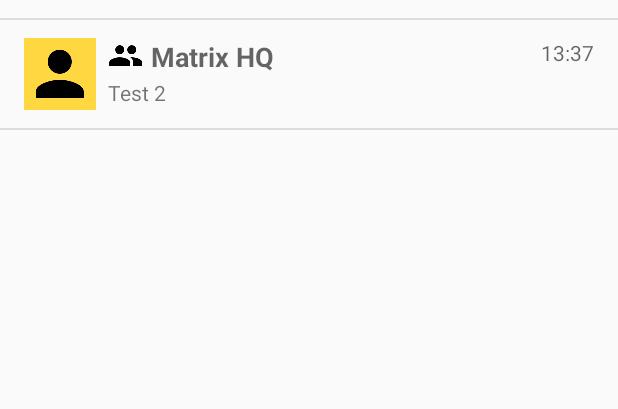
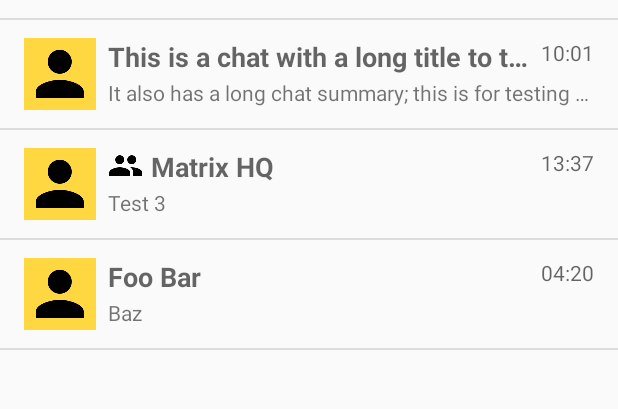
Before and after one commit to Fruitscale/Ananas, an Android app: the screen it shows after launch (MainActivity), on a phone screen of 412 x 824 dp, the part 174-583 px from its top. Run offline under Robolectric (Android 15) with nearby library versions, the light colour scheme and no system bars; libraries missing offline, so code that uses them is left out: com.github.clans.fab; plain views replace FloatingActionButton, FloatingActionMenu; 8 statements that could not run were skipped.

Commit message:
Add and update placeholder chats

```diff
--- a/app/src/main/java/nl/ictrek/ictrix/MainActivity.java
+++ b/app/src/main/java/nl/ictrek/ictrix/MainActivity.java
@@ -107,7 +107,9 @@ public class MainActivity extends AppCompatActivity
 
         mChatList = new ArrayList<>();
         mChatList.add(new Chat("ICTrix development chat", "Test", "12:34", Chat.Type.GROUP));
-        mChatList.add(new Chat("Matrix HQ", "Test 2", "13:37", Chat.Type.GROUP));
+        mChatList.add(new Chat("This is a chat with a long title to test", "It also has a long chat summary; this is for testing purposes", "10:01", Chat.Type.PERSONAL));
+        mChatList.add(new Chat("Matrix HQ", "Test 3", "13:37", Chat.Type.GROUP));
+        mChatList.add(new Chat("Foo Bar", "Baz", "04:20", Chat.Type.PERSONAL));
 
         mRecyclerViewAdapter = new ChatListAdapter(mChatList);
 
```
